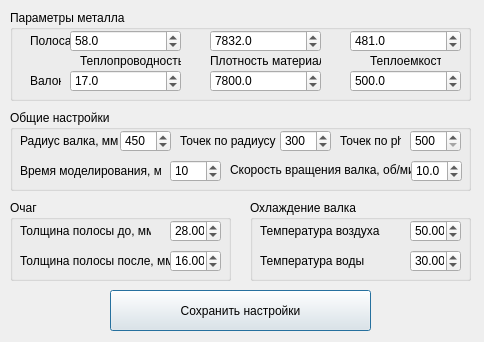
MVetch/heat, file settings.ui: the form before one commit.
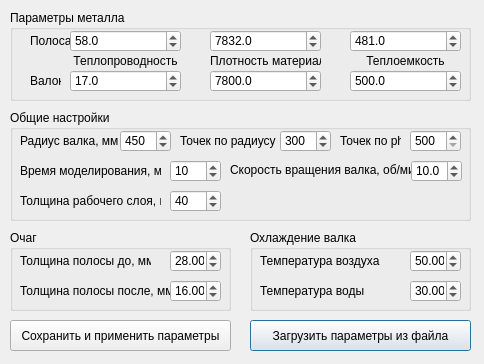
The form after the commit.

The edit to the form file:
```diff
--- a/settings.ui
+++ b/settings.ui
@@ -7,9 +7,15 @@
     <x>0</x>
     <y>0</y>
     <width>484</width>
-    <height>342</height>
+    <height>364</height>
    </rect>
   </property>
+  <property name="sizePolicy">
+   <sizepolicy hsizetype="Fixed" vsizetype="Fixed">
+    <horstretch>0</horstretch>
+    <verstretch>0</verstretch>
+   </sizepolicy>
+  </property>
   <property name="windowTitle">
    <string>Настройки</string>
   </property>
@@ -41,28 +47,34 @@
    <widget class="QLabel" name="label_12">
     <property name="geometry">
      <rect>
-      <x>360</x>
+      <x>340</x>
       <y>40</y>
-      <width>71</width>
+      <width>111</width>
       <height>21</height>
      </rect>
     </property>
     <property name="text">
      <string>Теплоемкость</string>
     </property>
+    <property name="alignment">
+     <set>Qt::AlignCenter</set>
+    </property>
    </widget>
    <widget class="QLabel" name="label_10">
     <property name="geometry">
      <rect>
-      <x>70</x>
+      <x>60</x>
       <y>40</y>
-      <width>101</width>
+      <width>111</width>
       <height>21</height>
      </rect>
     </property>
     <property name="text">
      <string>Теплопроводность</string>
     </property>
+    <property name="alignment">
+     <set>Qt::AlignCenter</set>
+    </property>
    </widget>
    <widget class="QLabel" name="label_11">
     <property name="geometry">
@@ -233,7 +245,7 @@
    <property name="geometry">
     <rect>
      <x>10</x>
-     <y>200</y>
+     <y>230</y>
      <width>221</width>
      <height>81</height>
     </rect>
@@ -276,6 +288,9 @@
       <height>22</height>
      </rect>
     </property>
+    <property name="minimum">
+     <double>10.000000000000000</double>
+    </property>
     <property name="value">
      <double>28.000000000000000</double>
     </property>
@@ -289,6 +304,12 @@
       <height>22</height>
      </rect>
     </property>
+    <property name="minimum">
+     <double>8.000000000000000</double>
+    </property>
+    <property name="maximum">
+     <double>27.000000000000000</double>
+    </property>
     <property name="value">
      <double>16.000000000000000</double>
     </property>
@@ -298,7 +319,7 @@
    <property name="geometry">
     <rect>
      <x>250</x>
-     <y>200</y>
+     <y>230</y>
      <width>221</width>
      <height>81</height>
     </rect>
@@ -365,7 +386,7 @@
      <x>10</x>
      <y>110</y>
      <width>461</width>
-     <height>81</height>
+     <height>111</height>
     </rect>
    </property>
    <property name="title">
@@ -540,18 +561,69 @@
      <string>Скорость вращения валка, об/мин</string>
     </property>
    </widget>
+   <widget class="QSpinBox" name="mmToHeat">
+    <property name="geometry">
+     <rect>
+      <x>160</x>
+      <y>80</y>
+      <width>51</width>
+      <height>22</height>
+     </rect>
+    </property>
+    <property name="minimum">
+     <number>10</number>
+    </property>
+    <property name="maximum">
+     <number>450</number>
+    </property>
+    <property name="value">
+     <number>40</number>
+    </property>
+   </widget>
+   <widget class="QLabel" name="label_15">
+    <property name="geometry">
+     <rect>
+      <x>10</x>
+      <y>80</y>
+      <width>141</width>
+      <height>21</height>
+     </rect>
+    </property>
+    <property name="text">
+     <string>Толщина рабочего слоя, мм</string>
+    </property>
+   </widget>
   </widget>
   <widget class="QPushButton" name="pushButton">
    <property name="geometry">
     <rect>
-     <x>110</x>
-     <y>290</y>
-     <width>261</width>
-     <height>41</height>
+     <x>10</x>
+     <y>320</y>
+     <width>221</width>
+     <height>31</height>
     </rect>
    </property>
    <property name="text">
-    <string>Сохранить настройки</string>
+    <string>Сохранить и применить параметры</string>
+   </property>
+   <property name="autoDefault">
+    <bool>false</bool>
+   </property>
+   <property name="flat">
+    <bool>false</bool>
+   </property>
+  </widget>
+  <widget class="QPushButton" name="pushButton_2">
+   <property name="geometry">
+    <rect>
+     <x>250</x>
+     <y>320</y>
+     <width>221</width>
+     <height>31</height>
+    </rect>
+   </property>
+   <property name="text">
+    <string>Загрузить параметры из файла</string>
    </property>
   </widget>
  </widget>
```
Left out of the diff: 2 changed lines with no effect on the pictures.
